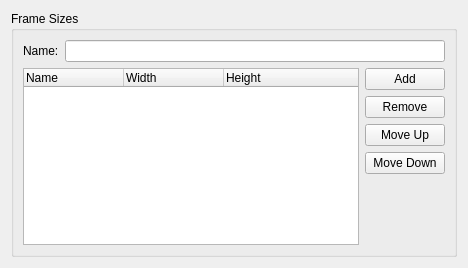
First picture: the form in src/config/ui/frameconfig.ui, repository hippich/recorditnow, before the edit.
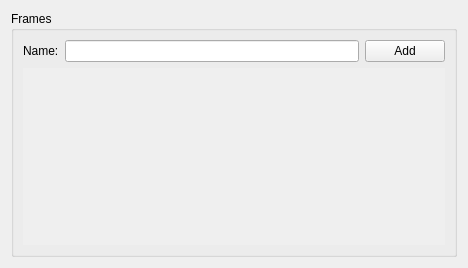
Second picture: the form after the edit. Custom widgets are drawn as their Qt base class.

The edit to the form file:
```diff
--- a/src/config/ui/frameconfig.ui
+++ b/src/config/ui/frameconfig.ui
@@ -20,11 +20,14 @@
    <item row="0" column="1">
     <widget class="QGroupBox" name="groupBox">
      <property name="title">
-      <string>Frame Sizes</string>
+      <string>Frames</string>
      </property>
      <layout class="QVBoxLayout" name="verticalLayout">
       <item>
        <layout class="QFormLayout" name="formLayout_3">
+        <property name="fieldGrowthPolicy">
+         <enum>QFormLayout::ExpandingFieldsGrow</enum>
+        </property>
         <item row="0" column="0">
          <widget class="QLabel" name="label">
           <property name="text">
@@ -36,7 +39,18 @@
          </widget>
         </item>
         <item row="0" column="1">
-         <widget class="KLineEdit" name="sizeEdit"/>
+         <layout class="QHBoxLayout" name="horizontalLayout_2">
+          <item>
+           <widget class="KLineEdit" name="sizeEdit"/>
+          </item>
+          <item>
+           <widget class="KPushButton" name="addButton">
+            <property name="text">
+             <string>Add</string>
+            </property>
+           </widget>
+          </item>
+         </layout>
         </item>
        </layout>
       </item>
@@ -45,78 +59,29 @@
         <property name="spacing">
          <number>-1</number>
         </property>
-        <item row="0" column="0" rowspan="5">
-         <widget class="QTreeWidget" name="sizeTree">
-          <property name="alternatingRowColors">
+        <item row="0" column="0" colspan="2">
+         <widget class="QScrollArea" name="scrollArea">
+          <property name="frameShape">
+           <enum>QFrame::NoFrame</enum>
+          </property>
+          <property name="frameShadow">
+           <enum>QFrame::Sunken</enum>
+          </property>
+          <property name="widgetResizable">
            <bool>true</bool>
           </property>
-          <property name="selectionBehavior">
-           <enum>QAbstractItemView::SelectRows</enum>
-          </property>
-          <property name="rootIsDecorated">
-           <bool>false</bool>
-          </property>
-          <column>
-           <property name="text">
-            <string comment="The name of the item">Name</string>
+          <widget class="QWidget" name="frameWidgetList">
+           <property name="geometry">
+            <rect>
+             <x>0</x>
+             <y>0</y>
+             <width>440</width>
+             <height>187</height>
+            </rect>
            </property>
-          </column>
-          <column>
-           <property name="text">
-            <string comment="the width of the frame">Width</string>
-           </property>
-          </column>
-          <column>
-           <property name="text">
-            <string comment="the height of the frame">Height</string>
-           </property>
-          </column>
+          </widget>
          </widget>
         </item>
-        <item row="0" column="1">
-         <widget class="QPushButton" name="addButton">
-          <property name="toolTip">
-           <string/>
-          </property>
-          <property name="text">
-           <string>Add</string>
-          </property>
-         </widget>
-        </item>
-        <item row="1" column="1">
-         <widget class="QPushButton" name="removeButton">
-          <property name="text">
-           <string>Remove</string>
-          </property>
-         </widget>
-        </item>
-        <item row="2" column="1">
-         <widget class="QPushButton" name="upButton">
-          <property name="text">
-           <string>Move Up</string>
-          </property>
-         </widget>
-        </item>
-        <item row="3" column="1">
-         <widget class="QPushButton" name="downButton">
-          <property name="text">
-           <string>Move Down</string>
-          </property>
-         </widget>
-        </item>
-        <item row="4" column="1">
-         <spacer name="verticalSpacer">
-          <property name="orientation">
-           <enum>Qt::Vertical</enum>
-          </property>
-          <property name="sizeHint" stdset="0">
-           <size>
-            <width>20</width>
-            <height>40</height>
-           </size>
-          </property>
-         </spacer>
-        </item>
        </layout>
       </item>
      </layout>
@@ -125,6 +90,11 @@
   </layout>
  </widget>
  <customwidgets>
+  <customwidget>
+   <class>KPushButton</class>
+   <extends>QPushButton</extends>
+   <header>kpushbutton.h</header>
+  </customwidget>
   <customwidget>
    <class>KLineEdit</class>
    <extends>QLineEdit</extends>
```
